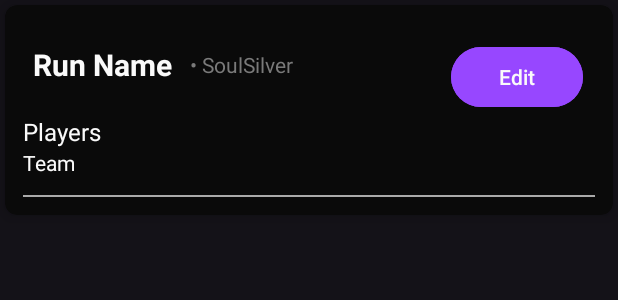
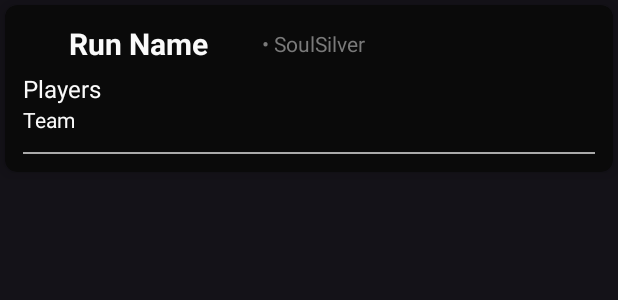
Before and after one commit to daniellalimbag/Pokesoul, an Android app: the layout item_run.xml on its own in the app's theme, with its tools: preview values and no code run, on a phone screen of 412 x 824 dp. Shown: the top 300 px of the screen. Run offline under Robolectric (Android 15) with nearby library versions, the phone set to English and light mode, and no system bars.

Commit message:
refactor: Added Pokemon Details Activity and fixed edit run errors

```diff
--- a/app/src/main/java/com/mobdeve/s21/pokesoul/model/Run.kt
+++ b/app/src/main/java/com/mobdeve/s21/pokesoul/model/Run.kt
@@ -4,7 +4,6 @@ import java.io.Serializable
 import java.util.UUID
 
 data class Run(
-    val id: String = UUID.randomUUID().toString(),
     var runName: String,
     val gameTitle: String,
     var players: List<User>,
@@ -16,14 +15,12 @@ data class Run(
     var logs: List<TimelineLog> = mutableListOf()
 ) : Serializable {
     constructor(
-        id: String,
         runName: String,
         gameTitle: String,
         players: List<User>,
         updatedTime: String,
         logs: List<TimelineLog> = mutableListOf()
     ) : this(
-        id,
         runName,
         gameTitle,
         players,
--- a/app/src/main/res/layout/item_run.xml
+++ b/app/src/main/res/layout/item_run.xml
@@ -47,19 +47,6 @@
                 android:text="• SoulSilver"
                 android:textColor="@color/boulder" />
 
-            <Button
-                android:id="@+id/editBtn"
-                android:layout_width="wrap_content"
-                android:layout_height="wrap_content"
-                android:layout_marginTop="8dp"
-                android:layout_marginEnd="8dp"
-                android:layout_weight="0"
-                android:backgroundTint="@color/lavender_indigo"
-                android:gravity="center|center_horizontal"
-                android:text="Edit"
-                android:textColor="@color/white"
-                app:layout_constraintEnd_toEndOf="parent"
-                app:layout_constraintTop_toTopOf="parent" />
         </LinearLayout>
 
     <LinearLayout
--- a/app/src/main/res/layout/pokemon_details.xml
+++ b/app/src/main/res/layout/pokemon_details.xml
@@ -61,8 +61,8 @@
 
         <ImageButton
             android:id="@+id/imageButton"
-            android:layout_width="wrap_content"
-            android:layout_height="wrap_content"
+            android:layout_width="42dp"
+            android:layout_height="42dp"
             android:layout_weight="0"
             android:background="@android:color/transparent"
             app:srcCompat="@drawable/search_icon" />
```
Also changed, not shown: app/src/main/java/com/mobdeve/s21/pokesoul/activity/PokemonDetailsActivity.kt (added, +12 -0 lines), app/src/main/java/com/mobdeve/s21/pokesoul/adapter/PokemonAdapter.kt (+7 -0 lines), app/src/main/java/com/mobdeve/s21/pokesoul/fragment/RunFragment.kt (+0 -25 lines).
